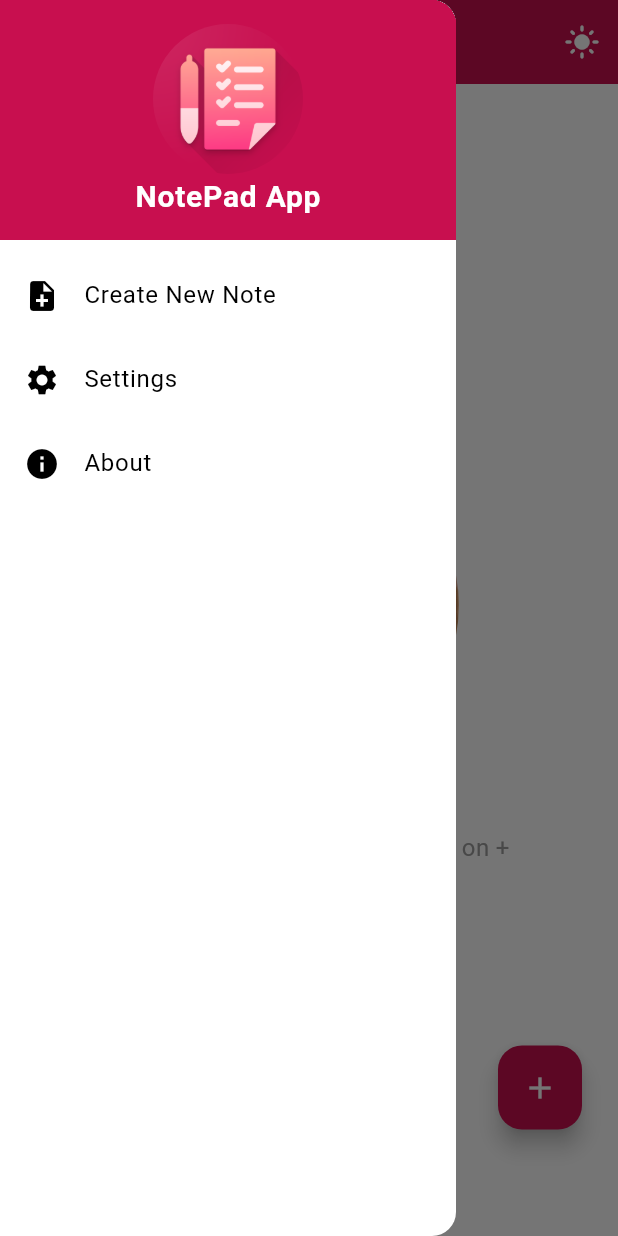
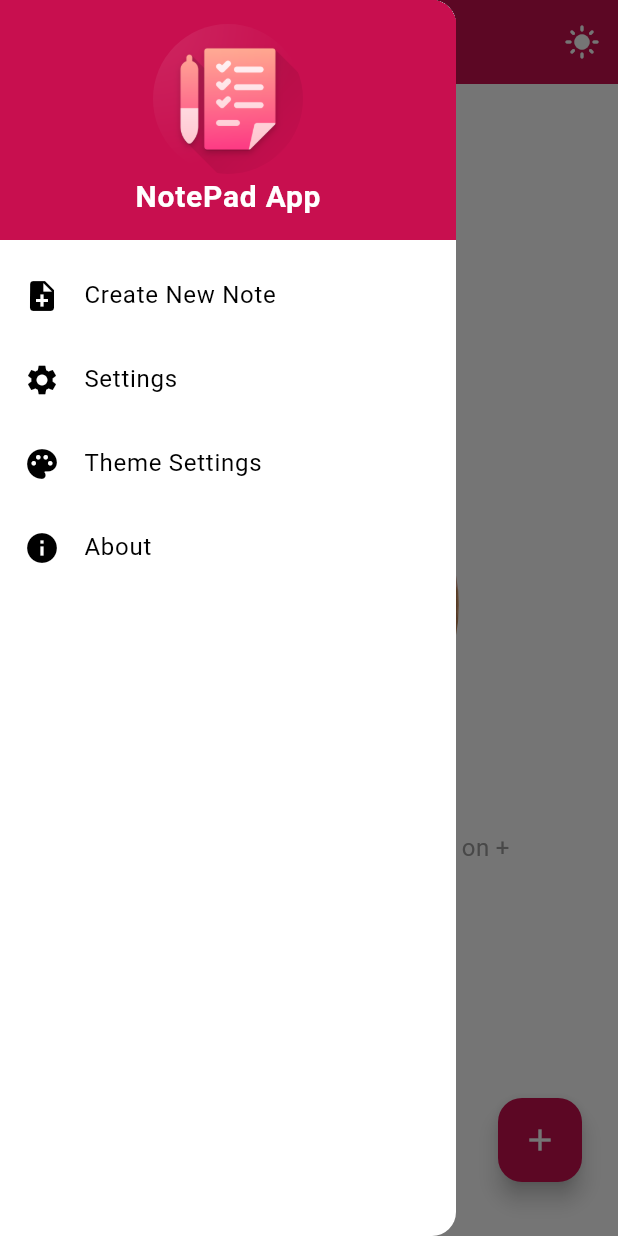
Before and after one commit to raj121276thakre/Flutter-Text-Editor, a Flutter app: the screen it shows after launch, with the side drawer open, on a phone screen of 412 x 824 dp. Run offline on Flutter 3.47's test engine with Material 3 defaults, Android fonts, the phone set to English and light mode, and no system bars; our stand-ins replace open_filex, shared_preferences, sqflite; accounts and stored records are empty.

Commit message:
Theme Functionality added

```diff
--- a/lib/Providers/theme_provider.dart
+++ b/lib/Providers/theme_provider.dart
@@ -1,12 +1,144 @@
 import 'package:flutter/material.dart';
+import 'package:shared_preferences/shared_preferences.dart';
 
-class ThemeProvider with ChangeNotifier {
-  bool _isDarkMode = false;
+class ThemeProvider extends ChangeNotifier {
+  ThemeData _currentTheme = _defaultTheme;
 
-  bool get isDarkMode => _isDarkMode;
+  // Default custom theme with color 0xFFC80F4F
+  static final ThemeData _defaultTheme = ThemeData(
+    primaryColor: const Color(0xFFC80F4F),
+    colorScheme: ColorScheme.fromSwatch(
+      primarySwatch: MaterialColor(
+        0xFFC80F4F,
+        {
+          50: const Color(0xFFFFE6EB),
+          100: const Color(0xFFFFB3C2),
+          200: const Color(0xFFFF8098),
+          300: const Color(0xFFFF4D6E),
+          400: const Color(0xFFFF264E),
+          500: const Color(0xFFC80F4F),
+          600: const Color(0xFF9F0C3E),
+          700: const Color(0xFF76082E),
+          800: const Color(0xFF4E051E),
+          900: const Color(0xFF26030F),
+        },
+      ),
+    ),
+    appBarTheme: const AppBarTheme(
+      backgroundColor: Color(0xFFC80F4F),
+      foregroundColor: Colors.white,
+    ),
+    buttonTheme: const ButtonThemeData(
+      buttonColor: Color(0xFFC80F4F),
+      textTheme: ButtonTextTheme.primary,
+    ),
+  );
 
-  void toggleTheme(bool isDarkMode) {
-    _isDarkMode = isDarkMode;
+  // Other themes
+  static final ThemeData _lightTheme = ThemeData.light();
+  static final ThemeData _darkTheme = ThemeData.dark();
+  static final ThemeData _blueTheme = ThemeData.light().copyWith(
+    primaryColor: Colors.blue,
+    colorScheme: ColorScheme.light(primary: Colors.blue),
+  );
+  static final ThemeData _greenTheme = ThemeData.light().copyWith(
+    primaryColor: Colors.green,
+    colorScheme: ColorScheme.light(primary: Colors.green),
+  );
+  static final ThemeData _yellowTheme = ThemeData.light().copyWith(
+    primaryColor: Colors.yellow,
+    colorScheme: ColorScheme.light(primary: Colors.yellow),
+  );
+  static final ThemeData _orangeTheme = ThemeData.light().copyWith(
+    primaryColor: Colors.orange,
+    colorScheme: ColorScheme.light(primary: Colors.orange),
+  );
+  static final ThemeData _pinkTheme = ThemeData.light().copyWith(
+    primaryColor: Colors.pink,
+    colorScheme: ColorScheme.light(primary: Colors.pink),
+  );
+
+  // Public getters for themes
+  ThemeData get defaultTheme => _defaultTheme;
+  ThemeData get lightTheme => _lightTheme;
+  ThemeData get darkTheme => _darkTheme;
+  ThemeData get blueTheme => _blueTheme;
+  ThemeData get greenTheme => _greenTheme;
+  ThemeData get yellowTheme => _yellowTheme;
+  ThemeData get orangeTheme => _orangeTheme;
+  ThemeData get pinkTheme => _pinkTheme;
+
+  ThemeData get currentTheme => _currentTheme;
+
+  // Toggle the theme between Light and Dark modes (you can add more themes)
+  void setTheme(ThemeData theme) async {
+    _currentTheme = theme;
+    await _saveThemeToPrefs(theme);
     notifyListeners();
   }
+
+  bool get isDarkMode => _currentTheme.brightness == Brightness.dark;
+
+  // Save the selected theme to SharedPreferences
+  Future<void> _saveThemeToPrefs(ThemeData theme) async {
+    final prefs = await SharedPreferences.getInstance();
+    String themeString = "default";
+
+    if (theme == _lightTheme) {
+      themeString = "light";
+    } else if (theme == _darkTheme) {
+      themeString = "dark";
+    } else if (theme == _blueTheme) {
+      themeString = "blue";
+    } else if (theme == _greenTheme) {
+      themeString = "green";
+    } else if (theme == _yellowTheme) {
+      themeString = "yellow";
+    } else if (theme == _orangeTheme) {
+      themeString = "orange";
+    } else if (theme == _pinkTheme) {
+      themeString = "pink";
+    }
+
+    await prefs.setString('selected_theme', themeString);
+  }
+
+  // Load the theme from SharedPreferences
+  Future<void> _loadThemeFromPrefs() async {
+    final prefs = await SharedPreferences.getInstance();
+    String themeString = prefs.getString('selected_theme') ?? "default";
+
+    switch (themeString) {
+      case "light":
+        _currentTheme = _lightTheme;
+        break;
+      case "dark":
+        _currentTheme = _darkTheme;
+        break;
+      case "blue":
+        _currentTheme = _blueTheme;
+        break;
+      case "green":
+        _currentTheme = _greenTheme;
+        break;
+      case "yellow":
+        _currentTheme = _yellowTheme;
+        break;
+      case "orange":
+        _currentTheme = _orangeTheme;
+        break;
+      case "pink":
+        _currentTheme = _pinkTheme;
+        break;
+      default:
+        _currentTheme = _defaultTheme;
+    }
+
+    notifyListeners();
+  }
+
+  // Call this function in your main widget to load the theme on startup
+  Future<void> init() async {
+    await _loadThemeFromPrefs();
+  }
 }
--- a/lib/Screens/note_screen.dart
+++ b/lib/Screens/note_screen.dart
@@ -20,13 +20,102 @@ class _NoteScreenState extends State<NoteScreen> {
   double _currentFontSize = 16.0; // Track font size
   bool _isBold = false; // Track bold toggle
   bool _isItalic = false; // Track italic toggle
-  Color _currentFillColor = Colors.black; // Track text fill color
+  // Color _currentFillColor = Colors.black; // Track text fill color
 
   @override
   void initState() {
     super.initState();
     _loadNotes();
   }
+
+ void _showThemeDialog(BuildContext context) {
+  final themeProvider = Provider.of<ThemeProvider>(context, listen: false);
+
+  showDialog(
+    context: context,
+    builder: (context) {
+      return AlertDialog(
+        title: Text('Choose Theme'),
+        content: Column(
+          mainAxisSize: MainAxisSize.min,
+          children: [
+            ListTile(
+              leading: Icon(Icons.wb_sunny),
+              title: Text('Default Theme'), // Your custom theme
+              onTap: () {
+                themeProvider.setTheme(themeProvider.defaultTheme); // Set to your default theme
+                Navigator.pop(context);
+              },
+            ),
+            ListTile(
+              leading: Icon(Icons.light_mode),
+              title: Text('Light Theme'),
+              onTap: () {
+                themeProvider.setTheme(themeProvider.lightTheme); // Set to light theme
+                Navigator.pop(context);
+              },
+            ),
+            ListTile(
+              leading: Icon(Icons.dark_mode),
+              title: Text('Dark Theme'),
+              onTap: () {
+                themeProvider.setTheme(themeProvider.darkTheme); // Set to dark theme
+                Navigator.pop(context);
+              },
+            ),
+            ListTile(
+              leading: Icon(Icons.palette),
+              title: Text('Blue Theme'),
+              onTap: () {
+                themeProvider.setTheme(themeProvider.blueTheme); // Set to blue theme
+                Navigator.pop(context);
+              },
+            ),
+            ListTile(
+              leading: Icon(Icons.palette),
+              title: Text('Green Theme'),
+              onTap: () {
+                themeProvider.setTheme(themeProvider.greenTheme); // Set to green theme
+                Navigator.pop(context);
+              },
+            ),
+            ListTile(
+              leading: Icon(Icons.palette),
+              title: Text('Yellow Theme'),
+              onTap: () {
+                themeProvider.setTheme(themeProvider.yellowTheme); // Set to yellow theme
+                Navigator.pop(context);
+              },
+            ),
+            ListTile(
+              leading: Icon(Icons.palette),
+              title: Text('Orange Theme'),
+              onTap: () {
+                themeProvider.setTheme(themeProvider.orangeTheme); // Set to orange theme
+                Navigator.pop(context);
+              },
+            ),
+            ListTile(
+              leading: Icon(Icons.palette),
+              title: Text('Pink Theme'),
+              onTap: () {
+                themeProvider.setTheme(themeProvider.pinkTheme); // Set to pink theme
+                Navigator.pop(context);
+              },
+            ),
+          ],
+        ),
+        actions: [
+          TextButton(
+            onPressed: () => Navigator.pop(context),
+            child: Text('Cancel'),
+          ),
+        ],
+      );
+    },
+  );
+}
+
 
   Future<void> _loadNotes() async {
     final noteProvider = Provider.of<NoteProvider>(context, listen: false);
@@ -125,7 +214,8 @@ class _NoteScreenState extends State<NoteScreen> {
                 ? "Switch to Light Mode"
                 : "Switch to Dark Mode",
             onPressed: () {
-              themeProvider.toggleTheme(!themeProvider.isDarkMode);
+              //themeProvider.toggleTheme(!themeProvider.isDarkMode);
+              _showThemeDialog(context);
             },
           ),
         ],
@@ -172,6 +262,13 @@ class _NoteScreenState extends State<NoteScreen> {
               onTap: () {
                 Navigator.pop(context);
                 // Add navigation to Settings screen if needed
+              },
+            ),
+            ListTile(
+              leading: Icon(Icons.palette),
+              title: Text('Theme Settings'),
+              onTap: () {
+                _showThemeDialog(context);
               },
             ),
             ListTile(
@@ -229,15 +326,29 @@ class _NoteScreenState extends State<NoteScreen> {
                             ...List.generate(
                               noteProvider.notes.length,
                               (index) {
-                                final isSelected =
-                                    index == noteProvider.currentNoteIndex;
-                                return Padding(
+                                // Reverse the order of notes
+                                final reversedIndex =
+                                    noteProvider.notes.length - 1 - index;
+                                final isSelected = reversedIndex ==
+                                    noteProvider.currentNoteIndex;
+
+                                return TweenAnimationBuilder<double>(
+                                  duration: const Duration(milliseconds: 300),
+                                  tween: Tween(
+                                    begin: 1.0,
+                                    end: isSelected ? 1.1 : 1.0, // Scale effect
+                                  ),
+                                  builder: (context, scale, child) {
+                                    return Transform.scale(
+                                      scale: scale,
+                                      child: Padding(
                                         padding: const EdgeInsets.symmetric(
-                                      horizontal: 6.0),
+                                            horizontal: 6.0, vertical: 4),
                                         child: ElevatedButton(
                                           style: ElevatedButton.styleFrom(
-                                      backgroundColor:
-                                          theme.colorScheme.background,
+                                            backgroundColor: isSelected
+                                                ? theme.colorScheme.primary
+                                                : theme.colorScheme.background,
                                             foregroundColor: isSelected
                                                 ? theme.colorScheme.onPrimary
                                                 : theme.colorScheme.onSurface,
@@ -246,17 +357,19 @@ class _NoteScreenState extends State<NoteScreen> {
                                                   BorderRadius.circular(8.0),
                                               side: BorderSide(
                                                 color: isSelected
-                                              ? theme.colorScheme.onPrimary
+                                                    ? theme
+                                                        .colorScheme.onPrimary
                                                     : const Color.fromARGB(
                                                         255, 27, 26, 26),
                                               ),
                                             ),
                                             elevation: 0,
                                           ),
-                                    onPressed: () =>
-                                        noteProvider.selectNote(index),
+                                          onPressed: () => noteProvider
+                                              .selectNote(reversedIndex),
                                           child: Text(
-                                      noteProvider.notes[index].title,
+                                            noteProvider
+                                                .notes[reversedIndex].title,
                                             style: TextStyle(
                                               fontWeight: isSelected
                                                   ? FontWeight.bold
@@ -264,6 +377,9 @@ class _NoteScreenState extends State<NoteScreen> {
                                             ),
                                           ),
                                         ),
+                                      ),
+                                    );
+                                  },
                                 );
                               },
                             ),
@@ -275,7 +391,7 @@ class _NoteScreenState extends State<NoteScreen> {
                     // Note Editor Section with Download Button
                     Expanded(
                       child: Container(
-                        padding: const EdgeInsets.symmetric(horizontal: 16.0),
+                        padding: const EdgeInsets.only(left: 16, right: 16),
                         decoration: BoxDecoration(
                           color: theme.colorScheme.surface,
                           borderRadius: BorderRadius.only(
@@ -292,13 +408,16 @@ class _NoteScreenState extends State<NoteScreen> {
                         child: Stack(
                           children: [
                             // TextField for Note Editing
-                            TextField(
+                            Padding(
+                              padding: const EdgeInsets.only(top: 18.0),
+                              child: TextField(
                                 controller: noteProvider.notes.isNotEmpty
                                     ? noteProvider.currentNoteController
                                     : null,
                                 maxLines: null,
                                 expands: true,
-                              onChanged: noteProvider.updateCurrentNoteContent,
+                                onChanged:
+                                    noteProvider.updateCurrentNoteContent,
                                 textAlign: _currentTextAlign, // Apply alignment
                                 style: TextStyle(
                                   fontSize: _currentFontSize, // Apply font size
@@ -308,11 +427,12 @@ class _NoteScreenState extends State<NoteScreen> {
                                   fontStyle: _isItalic
                                       ? FontStyle.italic
                                       : FontStyle.normal, // Apply italic
-                                color: _currentFillColor, // Apply fill color
+                                  //color: _currentFillColor, // Apply fill color
                                 ),
                                 decoration: const InputDecoration(
                                   hintText: "Write your notes here...",
                                   border: InputBorder.none,
+                                ),
                               ),
                             ),
                             // Download Icon Positioned in the Top-Right Corner
@@ -348,14 +468,12 @@ class _NoteScreenState extends State<NoteScreen> {
               ),
       ),
       floatingActionButton: Padding(
-        padding: const EdgeInsets.only(bottom: 55.0, right: 8.0),
+        padding: const EdgeInsets.only(bottom: 20.0, right: 8.0),
         child: Column(
           mainAxisSize: MainAxisSize.min,
           crossAxisAlignment: CrossAxisAlignment.end,
           children: [
             if (_isFabExpanded) ...[
-
-
               FloatingActionButton.small(
                 heroTag: "new_note",
                 onPressed: noteProvider.createNewNote,
@@ -380,11 +498,10 @@ class _NoteScreenState extends State<NoteScreen> {
               FloatingActionButton.small(
                 heroTag: "delete",
                 onPressed: noteProvider.deleteCurrentNote,
-                backgroundColor: Colors.redAccent,
+                backgroundColor: theme.colorScheme.primary,
                 child: const Icon(Icons.delete, color: Colors.white),
               ),
               const SizedBox(height: 8),
-
             ],
             FloatingActionButton(
               onPressed: () {
--- a/lib/main.dart
+++ b/lib/main.dart
@@ -3,7 +3,6 @@ import 'package:provider/provider.dart';
 import 'package:text_editor/Screens/splash_screen.dart';
 import 'Providers/note_provider.dart';
 import 'Providers/theme_provider.dart';
-
 
 void main() {
   runApp(
@@ -24,40 +23,16 @@ class MyApp extends StatelessWidget {
   Widget build(BuildContext context) {
     final themeProvider = Provider.of<ThemeProvider>(context);
 
+    // Load theme on startup
+    themeProvider.init();
+
     return MaterialApp(
       title: 'NotePad',
-      theme: ThemeData(
-        primaryColor: const Color(0xFFC80F4F),
-        colorScheme: ColorScheme.fromSwatch(
-          primarySwatch: MaterialColor(
-            0xFFC80F4F,
-            {
-              50: const Color(0xFFFFE6EB),
-              100: const Color(0xFFFFB3C2),
-              200: const Color(0xFFFF8098),
-              300: const Color(0xFFFF4D6E),
-              400: const Color(0xFFFF264E),
-              500: const Color(0xFFC80F4F),
-              600: const Color(0xFF9F0C3E),
-              700: const Color(0xFF76082E),
-              800: const Color(0xFF4E051E),
-              900: const Color(0xFF26030F),
-            },
-          ),
-        ),
-        appBarTheme: const AppBarTheme(
-          backgroundColor: Color(0xFFC80F4F),
-          foregroundColor: Colors.white,
-        ),
-        buttonTheme: const ButtonThemeData(
-          buttonColor: Color(0xFFC80F4F),
-          textTheme: ButtonTextTheme.primary,
-        ),
-      ),
+      theme: themeProvider.currentTheme, // Use the current theme from ThemeProvider
       darkTheme: ThemeData.dark(),
       themeMode: themeProvider.isDarkMode ? ThemeMode.dark : ThemeMode.light,
       debugShowCheckedModeBanner: false,
-      home: SplashScreen(),
+      home:  SplashScreen(),
     );
   }
 }
```
Lines whose indentation alone changed are shown as unchanged.
